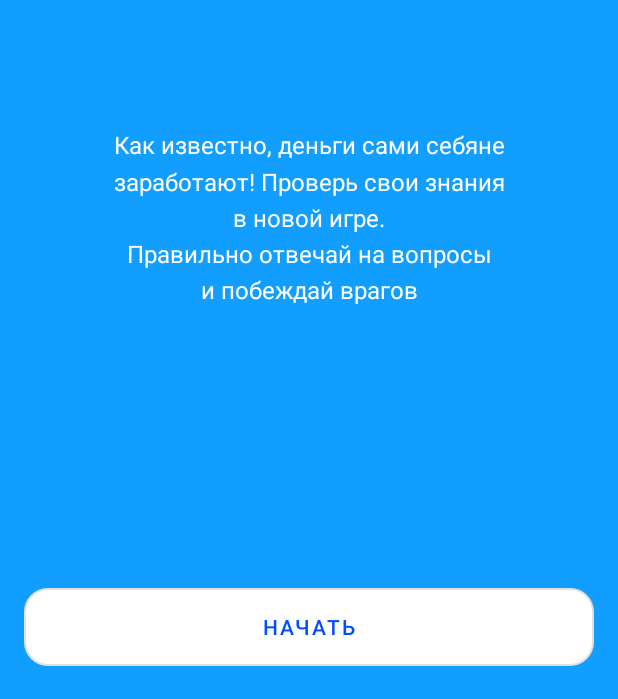
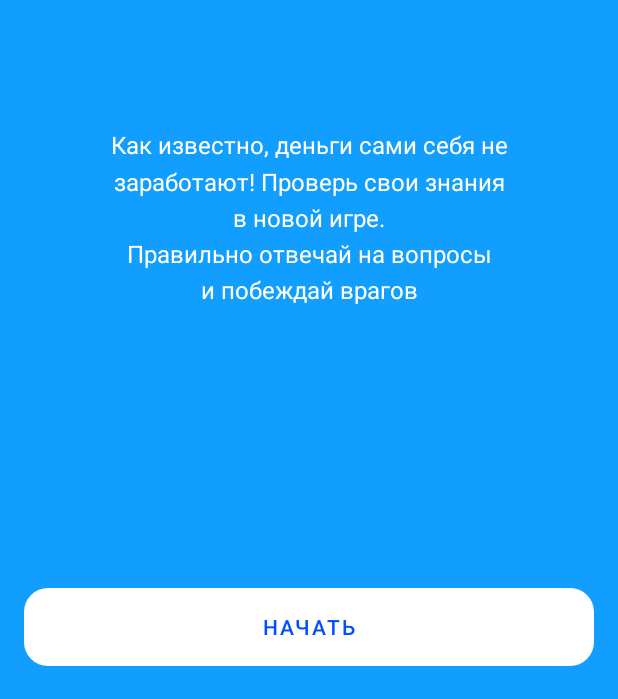
Before and after one commit to exxKx/Hackatoners, an Android app: the screen it shows after launch (StartActivity), on a phone screen of 412 x 824 dp, the part 537-1236 px from its top. Run offline under Robolectric (Android 15) with nearby library versions, the phone set to English and light mode, and no system bars.

Commit message:
Change button style on start screen, fix typo

```diff
--- a/app/src/main/res/layout/fragment_start_welcome.xml
+++ b/app/src/main/res/layout/fragment_start_welcome.xml
@@ -35,7 +35,7 @@
         android:layout_marginBottom="72dp"
         android:gravity="center"
         android:lineSpacingMultiplier="1.28"
-        android:text="Как известно, деньги сами себяне\nзаработают! Проверь свои знания\nв новой игре.\nПравильно отвечай на вопросы\nи побеждай врагов"
+        android:text="Как известно, деньги сами себя не\nзаработают! Проверь свои знания\nв новой игре.\nПравильно отвечай на вопросы\nи побеждай врагов"
         android:textColor="@color/white"
         android:textSize="16sp"
         app:layout_constraintBottom_toTopOf="@+id/button_start"
@@ -45,8 +45,7 @@
 
     <com.google.android.material.button.MaterialButton
         android:id="@+id/button_start"
-        android:elevation="0dp"
-        style="@style/Widget.MaterialComponents.Button.OutlinedButton"
+        style="@style/Widget.MaterialComponents.Button.UnelevatedButton"
         android:layout_width="match_parent"
         android:layout_height="64dp"
         android:layout_marginStart="16dp"
@@ -60,4 +59,5 @@
         app:layout_constraintBottom_toBottomOf="parent"
         app:layout_constraintEnd_toEndOf="parent"
         app:layout_constraintStart_toStartOf="parent" />
+
 </androidx.constraintlayout.widget.ConstraintLayout>
```
